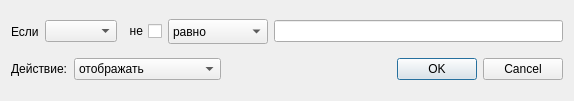
Before: the Qt Designer form thingftab/thingruledlg.ui in sofgame-plugin/psiplus-plugin, drawn with Qt 5.
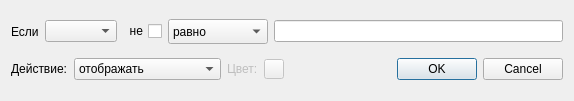
After: the same form once the commit is applied. Custom widgets are drawn as their Qt base class.

Commit message: В фильтрах вещей добавлена возможность указывать цвет вещи при отображении в списке. Сами списки пока об этом не знают :)

Diff of the .ui file:
```diff
--- a/thingftab/thingruledlg.ui
+++ b/thingftab/thingruledlg.ui
@@ -118,6 +118,38 @@
        </item>
       </widget>
      </item>
+     <item>
+      <widget class="QLabel" name="itemColorLb">
+       <property name="enabled">
+        <bool>false</bool>
+       </property>
+       <property name="text">
+        <string>Цвет:</string>
+       </property>
+      </widget>
+     </item>
+     <item>
+      <widget class="ColorButton" name="itemColorBtn">
+       <property name="enabled">
+        <bool>false</bool>
+       </property>
+       <property name="sizePolicy">
+        <sizepolicy hsizetype="Fixed" vsizetype="Fixed">
+         <horstretch>0</horstretch>
+         <verstretch>0</verstretch>
+        </sizepolicy>
+       </property>
+       <property name="maximumSize">
+        <size>
+         <width>20</width>
+         <height>20</height>
+        </size>
+       </property>
+       <property name="text">
+        <string/>
+       </property>
+      </widget>
+     </item>
      <item>
       <spacer name="horizontalSpacer">
        <property name="orientation">
@@ -125,7 +157,7 @@
        </property>
        <property name="sizeHint" stdset="0">
         <size>
-         <width>40</width>
+         <width>18</width>
          <height>20</height>
         </size>
        </property>
@@ -142,6 +174,22 @@
    </item>
   </layout>
  </widget>
+ <customwidgets>
+  <customwidget>
+   <class>ColorButton</class>
+   <extends>QToolButton</extends>
+   <header>subclasses/colorbutton.h</header>
+  </customwidget>
+ </customwidgets>
+ <tabstops>
+  <tabstop>param</tabstop>
+  <tabstop>negative</tabstop>
+  <tabstop>operand</tabstop>
+  <tabstop>value_str</tabstop>
+  <tabstop>action</tabstop>
+  <tabstop>itemColorBtn</tabstop>
+  <tabstop>OkCancelBtn</tabstop>
+ </tabstops>
  <resources/>
  <connections>
   <connection>
```
The commit also changes 8 other files.
